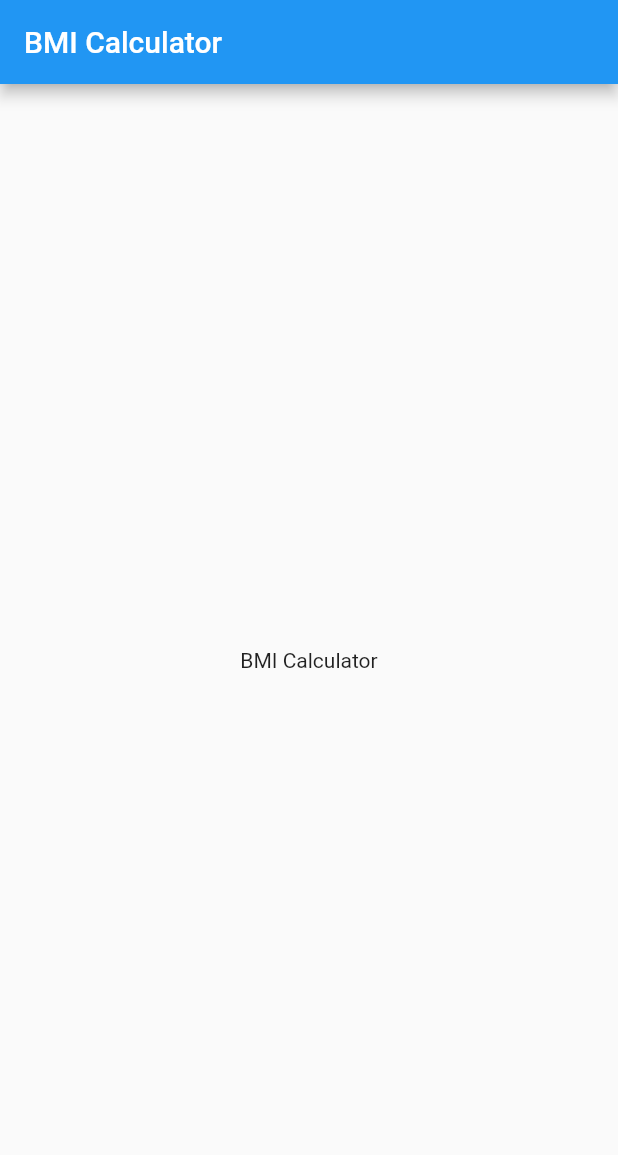
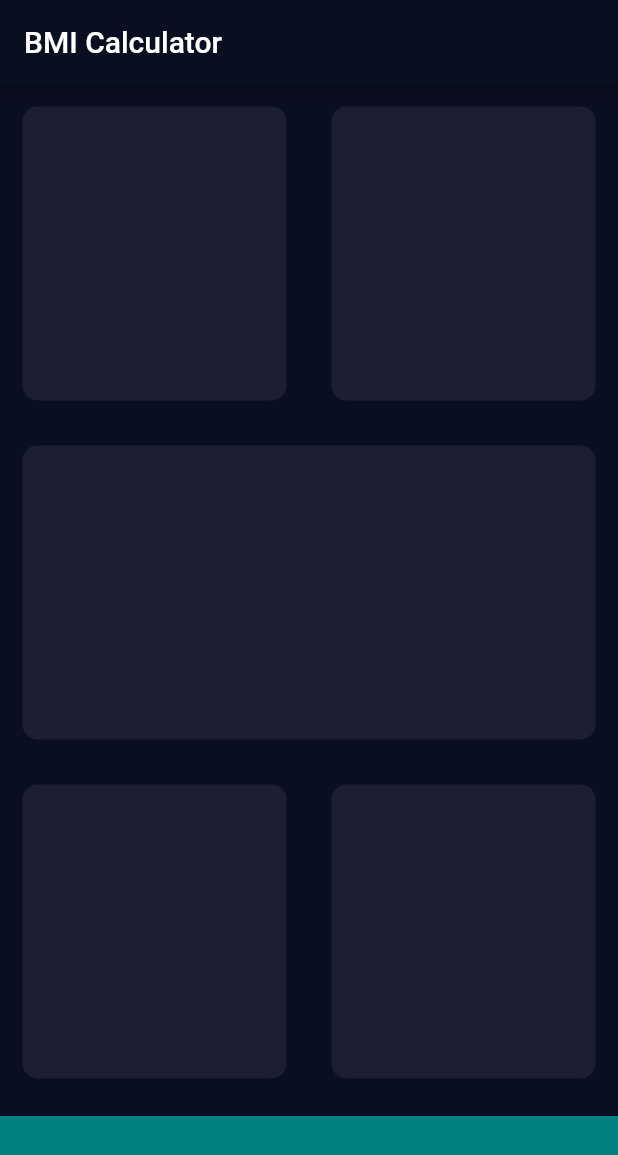
Before and after one commit to HaarshR/flutter_bmi_calculator, a Flutter app: the screen it shows after launch, on a phone screen of 412 x 824 dp. Shown: the top 1155 px of the screen. Run offline on Flutter 3.47's test engine with Material 2 defaults, Android fonts, the phone set to English and light mode, and no system bars.

Commit message:
Added input_page with InputPage Changed MaterialApp theme Added font_awesome_flutter

```diff
--- /dev/null
+++ b/lib/input_page.dart
@@ -0,0 +1,87 @@
+import 'package:flutter/material.dart';
+
+const bottomContainerHeight = 80.0;
+const bottomContainerColor = Color(0xFF008080);
+const activeCardColor = Color(0xFF1D1E33);
+
+class InputPage extends StatefulWidget {
+  @override
+  _InputPageState createState() => _InputPageState();
+}
+
+class _InputPageState extends State<InputPage> {
+  @override
+  Widget build(BuildContext context) {
+    return Scaffold(
+        backgroundColor: Color(0xFF0A0E21),
+        appBar: AppBar(
+          title: Text('BMI Calculator'),
+        ),
+        body: Column(
+          children: <Widget>[
+            Expanded(
+              child: Row(
+                children: <Widget>[
+                  Expanded(
+                    child: ReusableCard(
+                      color: activeCardColor,
+                    ),
+                  ),
+                  Expanded(
+                    child: ReusableCard(
+                      color: activeCardColor,
+                    ),
+                  ),
+                ],
+              ),
+            ),
+            Expanded(
+              child: ReusableCard(
+                color: activeCardColor,
+              ),
+            ),
+            Expanded(
+              child: Row(
+                children: <Widget>[
+                  Expanded(
+                    child: ReusableCard(
+                      color: activeCardColor,
+                    ),
+                  ),
+                  Expanded(
+                    child: ReusableCard(
+                      color: activeCardColor,
+                    ),
+                  ),
+                ],
+              ),
+            ),
+            Container(
+              color: bottomContainerColor,
+              margin: EdgeInsets.only(top: 10.0),
+              width: double.infinity,
+              height: bottomContainerHeight,
+            ),
+          ],
+        ));
+  }
+}
+
+class ReusableCard extends StatelessWidget {
+  ReusableCard({@required this.color, this.child});
+
+  final Color color; //0xFF1D1E33
+  final Widget child;
+
+  @override
+  Widget build(BuildContext context) {
+    return Container(
+      child: this.child,
+      margin: EdgeInsets.all(15.0),
+      decoration: BoxDecoration(
+        color: this.color,
+        borderRadius: BorderRadius.circular(10.0),
+      ),
+    );
+  }
+}
--- a/lib/main.dart
+++ b/lib/main.dart
@@ -1,4 +1,5 @@
 import 'package:flutter/material.dart';
+import 'input_page.dart';
 
 void main() => runApp(BMICalculator());
 
@@ -6,26 +7,16 @@ class BMICalculator extends StatelessWidget {
   @override
   Widget build(BuildContext context) {
     return MaterialApp(
+      theme: ThemeData.dark().copyWith(
+        primaryColor: Color(0xFF0A0E21),
+        accentColor: Color(0xFF008080),
+        textTheme: TextTheme(
+          body1: TextStyle(
+            color: Color(0xFFFFFFFF),
+          ),
+        ),
+      ),
       home: InputPage(),
     );
   }
 }
-
-class InputPage extends StatefulWidget {
-  @override
-  _InputPageState createState() => _InputPageState();
-}
-
-class _InputPageState extends State<InputPage> {
-  @override
-  Widget build(BuildContext context) {
-    return Scaffold(
-      appBar: AppBar(
-        title: Text('BMI Calculator'),
-      ),
-      body: Center(
-        child: Text('BMI Calculator'),
-      ),
-    );
-  }
-}
```
Also changed, not shown: pubspec.yaml (+1 -52 lines), pubspec.lock, 1 other file.
